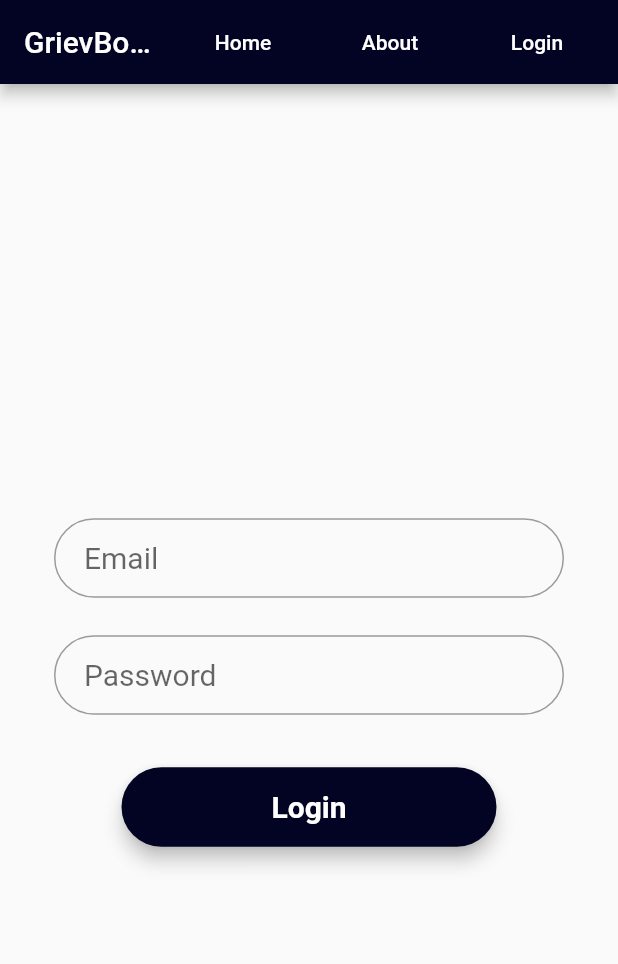
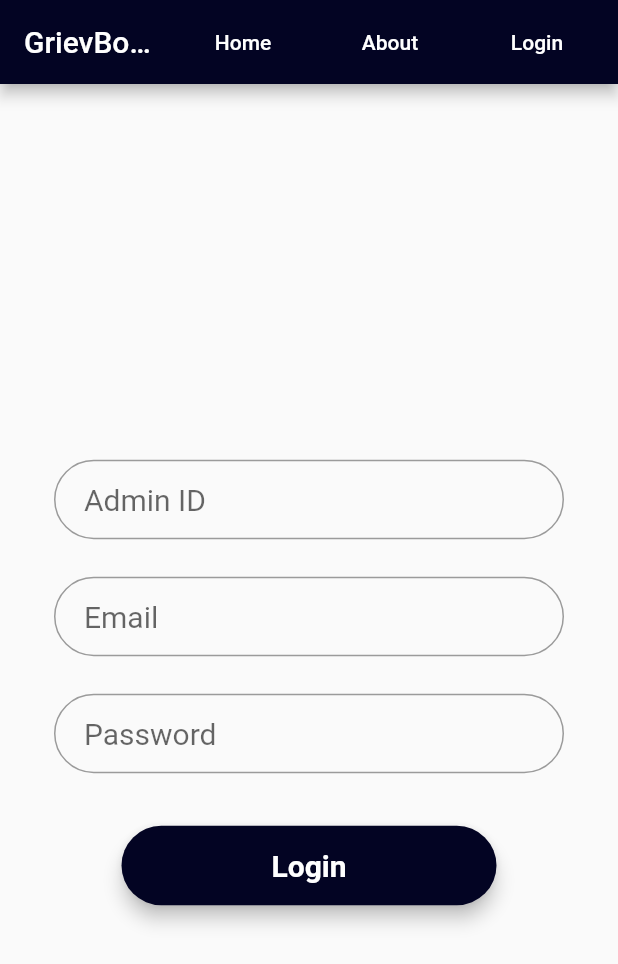
Before and after one commit to grievboard/webapp_cloud_firestore, a Flutter app: the screen it shows after launch, on a phone screen of 412 x 824 dp. Shown: the top 964 px of the screen. Run offline on Flutter 3.47's test engine with Material 2 defaults, Android fonts, the phone set to English and light mode, and no system bars; our stand-ins replace cloud_firestore, firebase_auth, modal_progress_hud; accounts and stored records are empty; Roboto replaces fonts that are missing (Montserrat).

Commit message:
updated login

```diff
--- a/lib/main.dart
+++ b/lib/main.dart
@@ -1,5 +1,5 @@
 import 'package:flutter/material.dart';
-import 'login.dart';
+import 'useless_pages/login.dart';
 import 'drag_try.dart';
 
 void main() => runApp(MyApp());
--- a/lib/login.dart
+++ b/lib/useless_pages/login.dart
@@ -1,7 +1,8 @@
-import 'drag_try.dart';
+import '../drag_try.dart';
 import 'package:flutter/material.dart';
 import 'package:firebase_auth/firebase_auth.dart';
 import 'package:modal_progress_hud/modal_progress_hud.dart';
+import 'package:cloud_firestore/cloud_firestore.dart';
 
 class Login extends StatefulWidget {
   static String id = '/login_screen';
@@ -11,13 +12,31 @@ class Login extends StatefulWidget {
 }
 
 class _LoginState extends State<Login> {
+
+  void initState() {
+    super.initState();
+    getData();
+  }
+
   @override
   TextStyle style = TextStyle(fontFamily: 'Montserrat', fontSize: 20.0);
   final _auth = FirebaseAuth.instance;
+  final _fireStore = Firestore.instance;
+  List<String>  idData= [];
   bool showSpinner = false;
-  String email, password;
+  String email, password, id;
   var eController = TextEditingController();
   var pController = TextEditingController();
+  var iController = TextEditingController();
+
+  void getData() async {
+    var startData = await _fireStore.collection('admins').getDocuments();
+    var midData = startData.documents;
+    for (var x in midData) {
+      idData.add(x.data['Teacher ID']);
+    }
+    setState(() {});
+  }
 
   @override
   Widget build(BuildContext context) {
@@ -36,6 +55,24 @@ class _LoginState extends State<Login> {
         ),
         onChanged: (value) {
           email = value;
+        },
+      ),
+    );
+    final idField = Container(
+      width: 550,
+      child: TextField(
+        controller: iController,
+        obscureText: false,
+        style: style,
+        decoration: InputDecoration(
+          contentPadding: EdgeInsets.fromLTRB(20.0, 15.0, 20.0, 15.0),
+          hintText: "Admin ID",
+          border: OutlineInputBorder(
+            borderRadius: BorderRadius.circular(32.0),
+          ),
+        ),
+        onChanged: (value) {
+          id = value;
         },
       ),
     );
@@ -72,17 +109,31 @@ class _LoginState extends State<Login> {
             });
             try {
               final user = await _auth.signInWithEmailAndPassword(
-                  email: email, password: password);
+                  email: email, password: password
+              );
               if (user != null) {
                 Navigator.pushNamed(context, DragTry.id);
+                if(!idData.contains(id)){
+                  _fireStore.collection('admins').add({
+                    'Teacher ID': id,
+                    'Email': email,
+                    'Password': password
+                  });
+                }
               }
               setState(() {
                 showSpinner = false;
                 eController.clear();
                 pController.clear();
+                iController.clear();
               });
             } catch (e) {
-              print(e);
+              showSpinner = false;
+//              AlertDialog(
+//                title: Text('Wrong Password'),
+//                content: Text('$e')
+//              );
+            print(e);
             }
           },
           child: Text(
@@ -159,6 +210,8 @@ class _LoginState extends State<Login> {
 //                  )
 //                ),
                   SizedBox(height: 45.0),
+                  idField,
+                  SizedBox(height: 25.0),
                   emailField,
                   SizedBox(height: 25.0),
                   passwordField,
```
